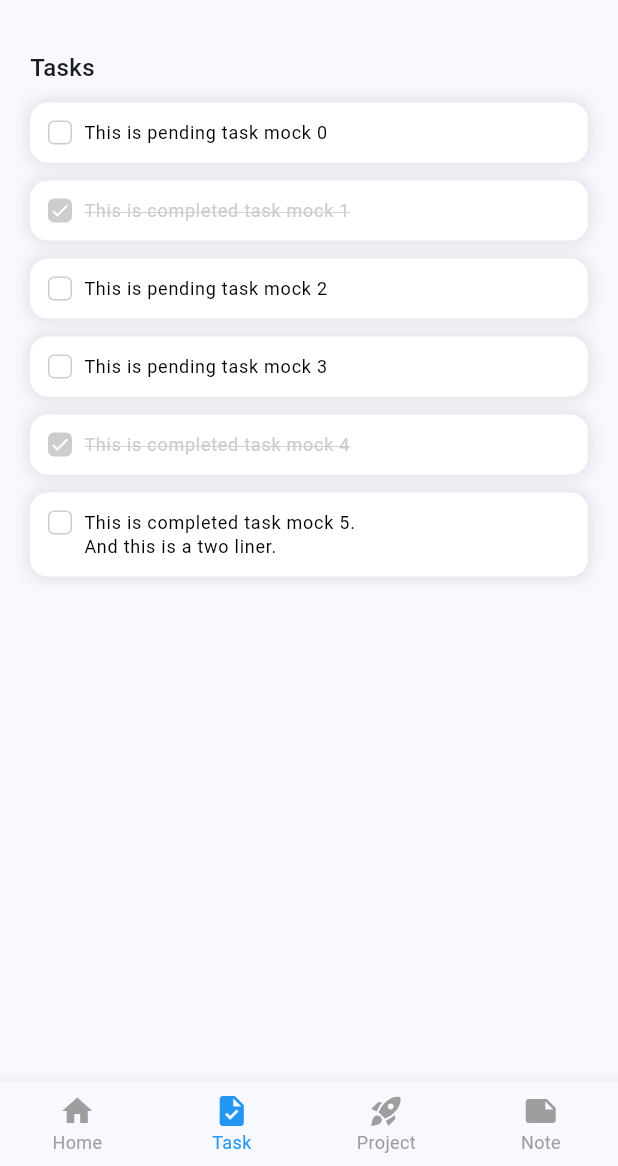
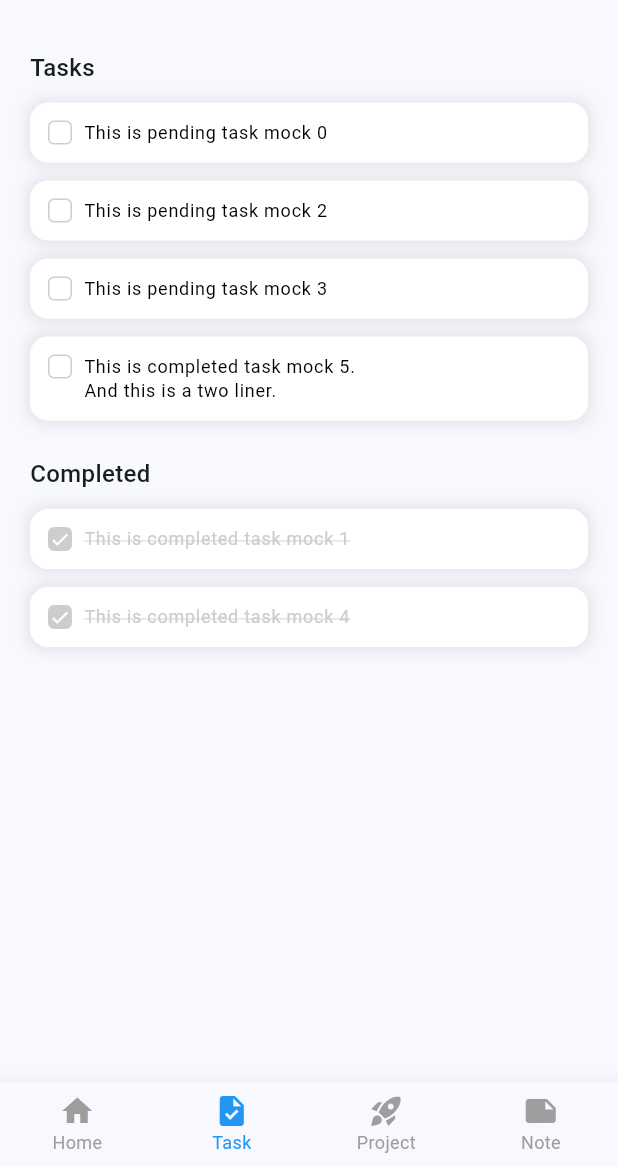
Before and after one commit to jeaniecho/organizly_app, a Flutter app: the screen it shows after launch, item 2 of the bottom bar chosen, on a phone screen of 412 x 824 dp, the part 70-1236 px from its top. Run offline on Flutter 3.47's test engine with Material 2 defaults, Android fonts, the phone set to English and light mode, and no system bars; our stand-ins replace rxdart.

Commit message:
separate completed tasks

```diff
--- a/lib/blocs/task_bloc.dart
+++ b/lib/blocs/task_bloc.dart
@@ -6,33 +6,24 @@ class TaskBloc {
   final BehaviorSubject<List<TaskVM>> _tasks = BehaviorSubject.seeded([]);
   Stream<List<TaskVM>> get tasks => _tasks.stream;
 
-  final BehaviorSubject<List<TaskVM>> _pendingTasks =
-      BehaviorSubject.seeded([]);
-  Stream<List<TaskVM>> get pendingTasks => _pendingTasks.stream;
-
-  final BehaviorSubject<List<TaskVM>> _completedTasks =
-      BehaviorSubject.seeded([]);
-  Stream<List<TaskVM>> get completedTasks => _completedTasks.stream;
-
   TaskBloc() {
     getMockTasks();
   }
 
   getMockTasks() {
     _tasks.add(taskMockList0);
-
-    List<TaskVM> pending =
-        taskMockList0.where((element) => !element.completed).toList();
-    _pendingTasks.add(pending);
-    List<TaskVM> completed =
-        taskMockList0.where((element) => element.completed).toList();
-    _completedTasks.add(completed);
   }
 
   toggleTask(TaskVM task) {
     List<TaskVM> allTasks = _tasks.value;
-    int index = allTasks.indexWhere((element) => element.id == task.id);
-    allTasks[index] = task.copyWith(completed: !task.completed);
+    allTasks.removeWhere((element) => element.id == task.id);
+    allTasks.add(task.copyWith(completed: !task.completed));
+    _tasks.add(allTasks);
+  }
+
+  addTask(TaskVM task) {
+    List<TaskVM> allTasks = _tasks.value;
+    allTasks.add(task);
     _tasks.add(allTasks);
   }
 
@@ -42,4 +33,16 @@ class TaskBloc {
     allTasks[index] = task.copyWith(text: text);
     _tasks.add(allTasks);
   }
+
+  removeTask(TaskVM task) {
+    List<TaskVM> allTasks = _tasks.value;
+    allTasks.removeWhere((element) => element.id == task.id);
+    _tasks.add(allTasks);
+  }
+
+  clearCompletedTasks() {
+    List<TaskVM> allTasks = _tasks.value;
+    allTasks.removeWhere((element) => element.completed);
+    _tasks.add(allTasks);
+  }
 }
--- a/lib/pages/base/home_page.dart
+++ b/lib/pages/base/home_page.dart
@@ -47,7 +47,9 @@ class HomePage extends StatelessWidget {
                   return const Center(child: CircularProgressIndicator());
                 }
 
-                List<TaskVM> tasks = snapshot.data!;
+                List<TaskVM> tasks = snapshot.data!
+                    .where((element) => !element.completed)
+                    .toList();
 
                 return ListView.separated(
                   shrinkWrap: true,
@@ -61,6 +63,7 @@ class HomePage extends StatelessWidget {
                         boxWidth: constraints.maxWidth,
                         toggle: () => taskBloc.toggleTask(task),
                         edit: (String text) => taskBloc.editTask(task, text),
+                        remove: () => taskBloc.removeTask(task),
                       );
                     });
                   }),
--- a/lib/pages/base/task_page.dart
+++ b/lib/pages/base/task_page.dart
@@ -11,9 +11,28 @@ class TaskPage extends StatelessWidget {
   Widget build(BuildContext context) {
     TaskBloc taskBloc = context.read<TaskBloc>();
 
-    return SingleChildScrollView(
-      padding: const EdgeInsets.symmetric(horizontal: 20, vertical: 24),
+    return const SingleChildScrollView(
+      padding: EdgeInsets.symmetric(horizontal: 20, vertical: 24),
       child: Column(
+        crossAxisAlignment: CrossAxisAlignment.start,
+        children: [
+          PendingTasks(),
+          SizedBox(height: 24),
+          CompletedTasks(),
+        ],
+      ),
+    );
+  }
+}
+
+class PendingTasks extends StatelessWidget {
+  const PendingTasks({super.key});
+
+  @override
+  Widget build(BuildContext context) {
+    TaskBloc taskBloc = context.read<TaskBloc>();
+
+    return Column(
       crossAxisAlignment: CrossAxisAlignment.start,
       children: [
         const Text(
@@ -31,7 +50,9 @@ class TaskPage extends StatelessWidget {
                 return const Center(child: CircularProgressIndicator());
               }
 
-                List<TaskVM> tasks = snapshot.data!;
+              List<TaskVM> tasks = snapshot.data!
+                  .where((element) => !element.completed)
+                  .toList();
 
               return ListView.separated(
                 shrinkWrap: true,
@@ -44,6 +65,7 @@ class TaskPage extends StatelessWidget {
                     boxWidth: 100,
                     toggle: () => taskBloc.toggleTask(task),
                     edit: (String text) => taskBloc.editTask(task, text),
+                    remove: () => taskBloc.removeTask(task),
                   );
                 }),
                 separatorBuilder: ((context, index) {
@@ -53,7 +75,59 @@ class TaskPage extends StatelessWidget {
               );
             })
       ],
-      ),
     );
   }
 }
+
+class CompletedTasks extends StatelessWidget {
+  const CompletedTasks({super.key});
+
+  @override
+  Widget build(BuildContext context) {
+    TaskBloc taskBloc = context.read<TaskBloc>();
+
+    return Column(
+      crossAxisAlignment: CrossAxisAlignment.start,
+      children: [
+        const Text(
+          'Completed',
+          style: TextStyle(
+            fontSize: 16,
+            fontWeight: FontWeight.w500,
+          ),
+        ),
+        const SizedBox(height: 12),
+        StreamBuilder(
+            stream: taskBloc.tasks,
+            builder: (context, snapshot) {
+              if (!snapshot.hasData) {
+                return const Center(child: CircularProgressIndicator());
+              }
+
+              List<TaskVM> tasks =
+                  snapshot.data!.where((element) => element.completed).toList();
+
+              return ListView.separated(
+                shrinkWrap: true,
+                physics: const NeverScrollableScrollPhysics(),
+                itemBuilder: ((context, index) {
+                  TaskVM task = tasks[index];
+
+                  return TaskBox(
+                    task: task,
+                    boxWidth: 100,
+                    toggle: () => taskBloc.toggleTask(task),
+                    edit: (String text) => taskBloc.editTask(task, text),
+                    remove: () => taskBloc.removeTask(task),
+                  );
+                }),
+                separatorBuilder: ((context, index) {
+                  return const SizedBox(height: 12);
+                }),
+                itemCount: tasks.length,
+              );
+            })
+      ],
+    );
+  }
+}
--- a/lib/pages/base_page.dart
+++ b/lib/pages/base_page.dart
@@ -37,12 +37,14 @@ class BasePage extends StatelessWidget {
                   ),
                   const SizedBox(height: 2),
                   StreamBuilder<List<TaskVM>>(
-                      stream: taskBloc.pendingTasks,
+                      stream: taskBloc.tasks,
                       builder: (context, snapshot) {
-                        List<TaskVM> pendingTasks = snapshot.data ?? [];
+                        List<TaskVM> tasks = snapshot.data ?? [];
+                        int pendingCount =
+                            tasks.where((element) => !element.completed).length;
 
                         return Text(
-                          '${pendingTasks.length} tasks pending',
+                          '$pendingCount tasks pending',
                           style: const TextStyle(
                             color: Colors.blue,
                             fontSize: 12,
--- a/lib/widgets/task_box.dart
+++ b/lib/widgets/task_box.dart
@@ -6,11 +6,13 @@ class TaskBox extends StatelessWidget {
   final double boxWidth;
   final Function() toggle;
   final Function(String text) edit;
+  final Function() remove;
   const TaskBox(
       {required this.task,
       required this.boxWidth,
       required this.edit,
       required this.toggle,
+      required this.remove,
       super.key});
 
   @override
@@ -22,7 +24,8 @@ class TaskBox extends StatelessWidget {
     textController.selection =
         TextSelection.collapsed(offset: textController.text.length);
 
-    return Container(
+    return GestureDetector(
+      child: Container(
         width: boxWidth,
         padding: const EdgeInsets.all(12),
         decoration: BoxDecoration(
@@ -68,7 +71,8 @@ class TaskBox extends StatelessWidget {
                   color: task.completed ? completedColor : Colors.black,
                   fontSize: 12,
                   height: 1.3,
-                decoration: task.completed ? TextDecoration.lineThrough : null,
+                  decoration:
+                      task.completed ? TextDecoration.lineThrough : null,
                   decorationColor: completedColor,
                 ),
                 minLines: 1,
@@ -87,6 +91,7 @@ class TaskBox extends StatelessWidget {
             ),
           ],
         ),
+      ),
     );
   }
 }
```
Lines whose indentation alone changed are shown as unchanged.
